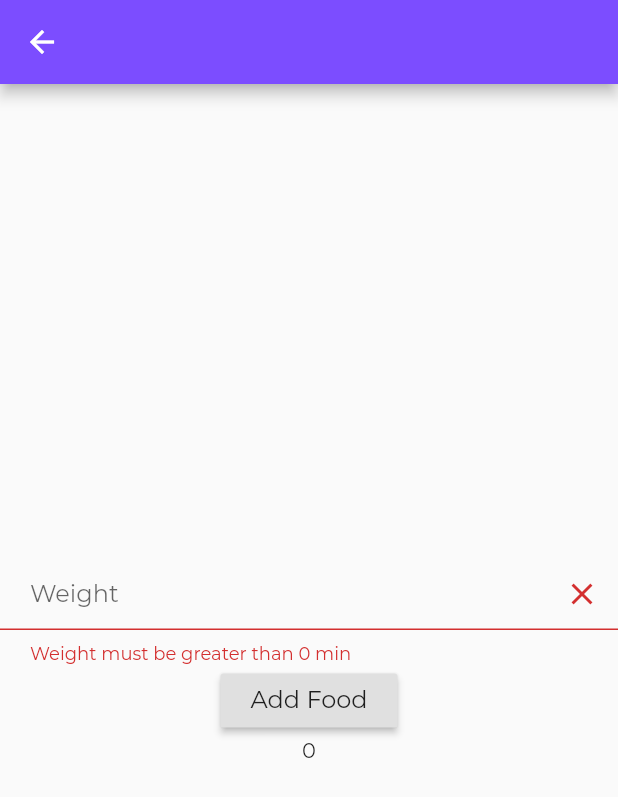
After one commit to maximcore/health-care-flutter-project, a Flutter app: the AddFoodPage screen opened directly, after a tap on "Add Food", on a phone screen of 412 x 824 dp. The commit adds this screen. Shown: the top 797 px of the screen. Run offline on Flutter 3.47's test engine with Material 2 defaults, Android fonts, the phone set to English and light mode, and no system bars; our stand-ins replace charts_flutter, shared_preferences, sqflite; missing offline and left inert: openfoodfacts; accounts and stored records are empty; network calls fail.

Commit message:
fix food screen items view

```diff
--- /dev/null
+++ b/lib/screens_data/food_data/food_screens/add_food.dart
@@ -0,0 +1,109 @@
+import 'package:flutter/material.dart';
+import 'package:charts_flutter/flutter.dart' as charts;
+import 'package:health_and_care/screens_data/sleep_data/sleep.dart';
+import 'package:health_and_care/screens_data/sleep_data/sleep_database.dart';
+import 'package:health_and_care/screens_data/sleep_data/sleep_list.dart';
+
+import 'package:intl/intl.dart';
+
+import '../food_data.dart';
+import '../food_info.dart';
+
+class AddFoodPage extends StatefulWidget {
+  static Route<dynamic> route() => MaterialPageRoute(
+    builder: (context) => AddFoodPage(),
+  );
+
+  @override
+  AddFoodPageState createState() => AddFoodPageState();
+}
+
+class AddFoodPageState extends State<AddFoodPage> {
+  SleepList sleepList = SleepList();
+
+  static List<Dish> _foodList = [];
+
+  static List<Dish> getFoodList () => _foodList;
+
+  static countCalories(){
+
+  }
+
+  @override
+  void initState() {
+    super.initState();
+  }
+
+  int _portion_weight = 0;
+
+  final GlobalKey<FormState> _formKey = GlobalKey<FormState>();
+
+  Widget _buildWeight() {
+    var input_controller = TextEditingController();
+    return TextFormField(
+      controller: input_controller,
+      decoration: InputDecoration(
+        hintText: 'Enter portion weight',
+        labelText: 'Weight',
+        contentPadding: EdgeInsets.only(left: 20, right: 20),
+        suffixIcon: IconButton(
+          onPressed: () => input_controller.clear(),
+          icon: Icon(Icons.clear),
+        ),
+      ),
+      validator: (String value) {
+        int duration = int.tryParse(value);
+
+        if (duration == null || duration < 0) {
+          return 'Weight must be greater than 0 min';
+        }
+        return null;
+      },
+      onSaved: (String value) {
+        _portion_weight = int.tryParse(value);
+      },
+    );
+  }
+
+  @override
+  Widget build(BuildContext context) {
+    return Scaffold(
+      resizeToAvoidBottomPadding: false,
+      appBar: AppBar(
+        backgroundColor: Colors.deepPurpleAccent,
+        centerTitle: true,
+      ),
+      body: Center(
+          child: Container(
+            alignment: Alignment.center,
+            child: SingleChildScrollView(
+              child: Column(
+                children: <Widget>[
+                  Form(
+                    key: _formKey,
+                    child: _buildWeight(),
+                  ),
+                  RaisedButton(
+                    padding: EdgeInsets.only(left: 20, right: 20),
+                    child: Text(
+                      'Add Food',
+                      style: TextStyle(fontSize: 16),
+                    ),
+                    onPressed: () {
+                      if (!_formKey.currentState.validate())
+                        return;
+                      else {
+                        _formKey.currentState.save();
+                        setState(() {
+                        });
+                      }
+                    },
+                  ),
+                  Text('${_foodList.length}'),
+                ],
+              ),
+            ),
+          )),
+    );
+  }
+}
--- a/lib/ui/food_screen.dart
+++ b/lib/ui/food_screen.dart
@@ -1,5 +1,5 @@
 import 'package:flutter/material.dart';
-import 'package:health_and_care/screens_data/food_data/FoodInfo.dart';
+import 'package:health_and_care/screens_data/food_data/food_info.dart';
 import 'package:health_and_care/screens_data/food_data/food_screens/breakfast.dart';
 import 'package:health_and_care/screens_data/food_data/food_screens/dinner.dart';
 import 'package:health_and_care/screens_data/food_data/food_screens/lunch.dart';
```
Also changed, not shown: lib/screens_data/food_data/food_screens/breakfast.dart (+18 -9 lines), lib/screens_data/food_data/food_screens/dinner.dart (+16 -4 lines), lib/screens_data/food_data/food_screens/lunch.dart (+16 -4 lines), lib/screens_data/food_data/food_screens/snack.dart (+16 -4 lines), lib/screens_data/food_data/food_info.dart (renamed from lib/screens_data/food_data/FoodInfo.dart).
